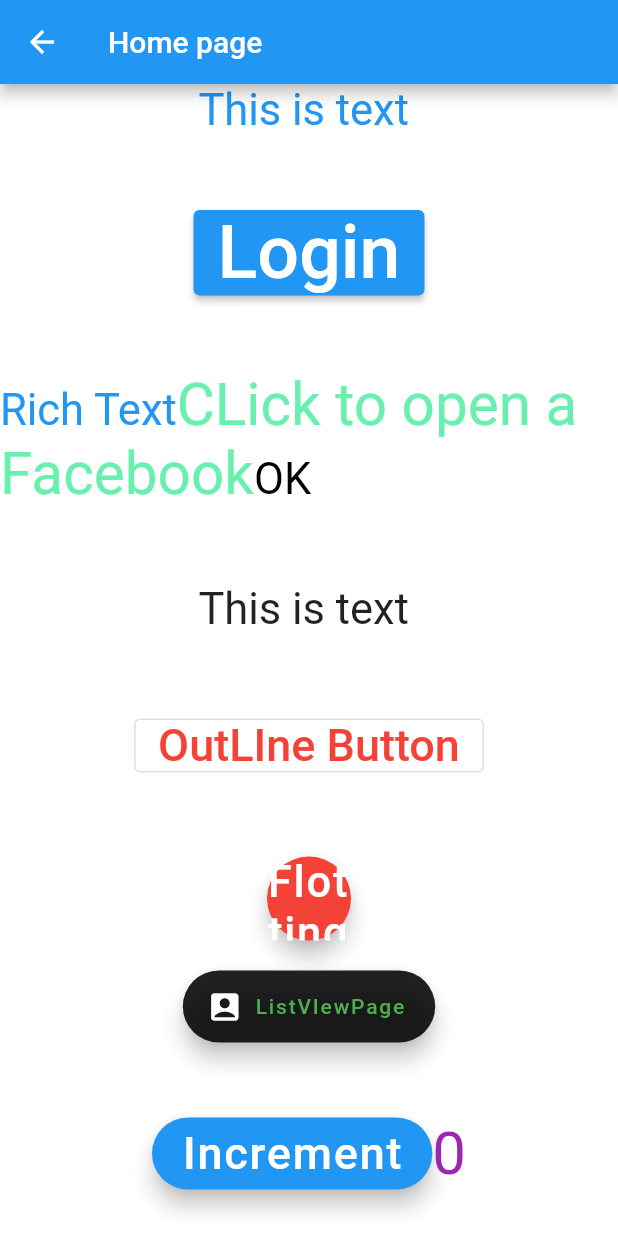
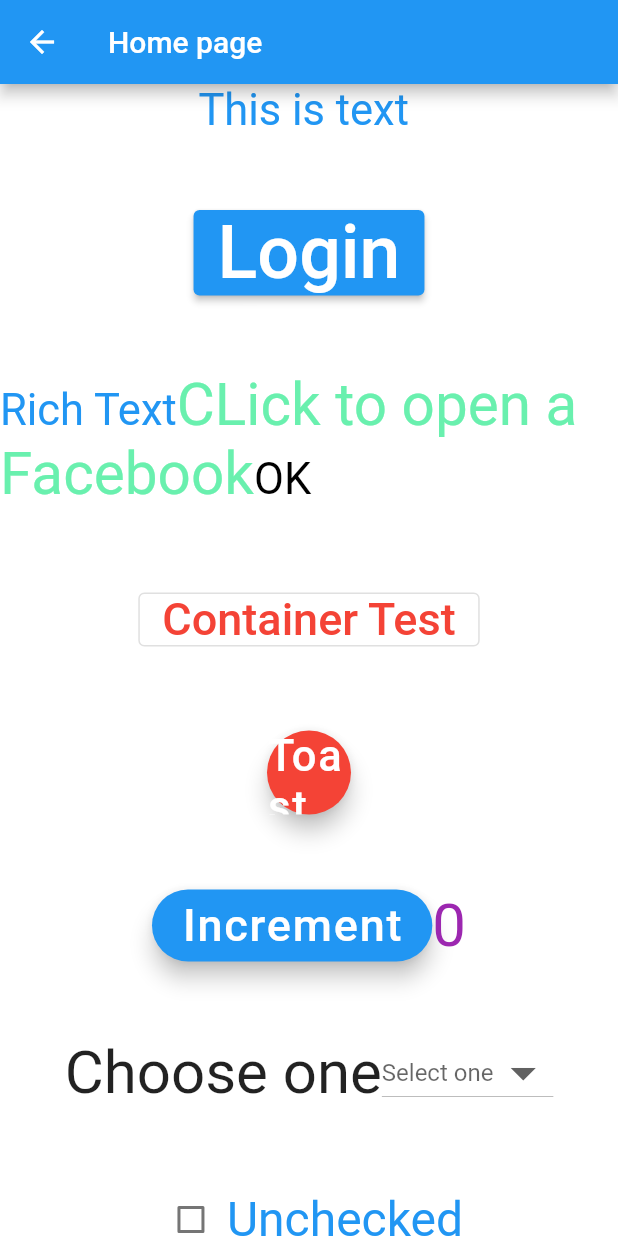
Before and after one commit to EmonSarkarr/BsicFlutterWidgets, a Flutter app: the screen it shows after launch, on a phone screen of 412 x 824 dp. Run offline on Flutter 3.47's test engine with Material 2 defaults, Android fonts, the phone set to English and light mode, and no system bars; our stand-ins replace fluttertoast; network calls fail.

Commit message:
simple changes

```diff
--- a/lib/db.dart
+++ b/lib/db.dart
@@ -4,8 +4,8 @@ final List<Student> StudentInformation = [
   Student(name: "Emon", id: 15-25-23, phoneNumber: "01723315828", address: "Dhanmondi", department: "CSE"),
   Student(name: "mon", id: 15-25-23, phoneNumber: "01716048324", address: "kolabagan", department: "BBA"),
   Student(name: "Emon", id: 15-25-23, phoneNumber: "01723315828", address: "Dhanmondi", department: "cse"),
-  Student(name: "nadi", id: 15-25-23, phoneNumber: "01723315828", address: "Dhanmondi", department: "EEE"),
-  Student(name: "Sarlar", id: 15-25-23, phoneNumber: "01723315828", address: "Dhanmondi", department: "cse"),
+  Student(name: "EMRAN", id: 15-25-23, phoneNumber: "01716048324", address: "KALABAGANN", department: "EEE"),
+  Student(name: "RIMON", id: 15-25-23, phoneNumber: "01723315828", address: "Dhanmondi", department: "cse"),
 ];
 
 class Student {
--- a/lib/pages/home.dart
+++ b/lib/pages/home.dart
@@ -5,6 +5,7 @@ import 'package:all_design/pages/list_view_check.dart';
 import 'package:all_design/pages/others_page.dart';
 import 'package:all_design/pages/sliver_app_bar.dart';
 import 'package:flutter/material.dart';
+import 'package:fluttertoast/fluttertoast.dart';
 
 class HomePage extends StatefulWidget {
   static const String routeName = "/";
@@ -26,9 +27,7 @@ class _HomePageState extends State<HomePage> {
 
   @override
   Widget build(BuildContext context) {
-    size = MediaQuery
-        .of(context)
-        .size;
+    size = MediaQuery.of(context).size;
     return Scaffold(
       backgroundColor: _switchValue == false ? Colors.white : Colors.black,
       appBar: AppBar(title: const Text('Home page')),
@@ -40,12 +39,12 @@ class _HomePageState extends State<HomePage> {
               "This is text ",
               style: TextStyle(fontSize: 29, color: Colors.blue),
             ),
-            SizedBox(height: 50),
+            const SizedBox(height: 50),
 
             //Evaluated button
             ElevatedButton(
-                onPressed: () =>
-                    Navigator.pushNamed(context, OthersPage.routeName,
+                onPressed: () => Navigator.pushNamed(
+                    context, OthersPage.routeName,
                     arguments: 'Sent Password =50'),
                 child: const Text(
                   "Login",
@@ -69,41 +68,39 @@ class _HomePageState extends State<HomePage> {
                       style: TextStyle(color: Colors.black, fontSize: 29))
                 ])),
 
-            SizedBox(height: 50),
-
-            const Text(
-              "This is text ",
-              style: TextStyle(fontSize: 29),
-            ),
-            SizedBox(height: 50),
+            const SizedBox(height: 50),
 
             OutlinedButton(
                 onPressed: () {
                   Navigator.pushNamed(context, ContainerTest.routeName);
                 },
-                child: const Text("OutLIne Button",
+                child: const Text("Container Test",
                     style: TextStyle(color: Colors.red, fontSize: 30))),
 
-            SizedBox(height: 50),
+            const SizedBox(height: 50),
 
             FloatingActionButton(
-              onPressed: () {},
+              onPressed: () {
+                try {
+                  Fluttertoast.showToast(
+                      msg: "This is Center Short Toast",
+                      toastLength: Toast.LENGTH_SHORT,
+                      gravity: ToastGravity.CENTER,
+                      timeInSecForIosWeb: 1,
                       backgroundColor: Colors.red,
-              child: const Text("Flotting",
+                      textColor: Colors.white,
+                      fontSize: 16.0);
+                } catch (e) {
+                  print(e);
+                  print("PROBLEM");
+                }
+                ;
+              },
+              backgroundColor: Colors.red,
+              child: const Text("Toast",
                   style: TextStyle(fontSize: 29, color: Colors.white)),
             ),
 
-            const SizedBox(height: 20),
-
-            //Flotting action button
-            FloatingActionButton.extended(
-              onPressed: () =>
-                  Navigator.pushNamed(context, ListViewPage.routeName,),
-              label: const Text("ListVIewPage",
-                  style: TextStyle(color: Colors.green)),
-              icon: const Icon(Icons.account_box_rounded),
-              backgroundColor: Colors.black87,
-            ),
             SizedBox(height: 50),
 
             Row(
@@ -224,12 +221,24 @@ class _HomePageState extends State<HomePage> {
 
             //GridView
             FloatingActionButton.extended(
-              onPressed: () =>
-                  Navigator.pushNamed(
+              onPressed: () => Navigator.pushNamed(
                 context,
                 GridViewPage.routeName,
               ),
               label: const Text("GridView Example",
+                  style: TextStyle(color: Colors.green)),
+              icon: const Icon(Icons.account_box_rounded),
+              backgroundColor: Colors.black87,
+            ),
+            const SizedBox(height: 20),
+
+            //Flotting action button
+            FloatingActionButton.extended(
+              onPressed: () => Navigator.pushNamed(
+                context,
+                ListViewPage.routeName,
+              ),
+              label: const Text("ListVIewPage",
                   style: TextStyle(color: Colors.green)),
               icon: const Icon(Icons.account_box_rounded),
               backgroundColor: Colors.black87,
@@ -239,8 +248,7 @@ class _HomePageState extends State<HomePage> {
 
             //Sliver appBar
             ElevatedButton(
-                onPressed: () =>
-                    Navigator.pushNamed(
+                onPressed: () => Navigator.pushNamed(
                       context,
                       SliverAppbar.routeName,
                     ),
@@ -252,8 +260,7 @@ class _HomePageState extends State<HomePage> {
 
             //sliderview appBar
             ElevatedButton(
-                onPressed: () =>
-                    Navigator.pushNamed(
+                onPressed: () => Navigator.pushNamed(
                       context,
                       IndicatorPage.routeName,
                     ),
@@ -269,6 +276,12 @@ class _HomePageState extends State<HomePage> {
             InkWell(
               onTap: () {
                 print("RELOAD container or button is pressrd");
+                Fluttertoast.showToast(
+                  msg: "THIS IS CUSTOM TOAST",
+                  backgroundColor: Colors.redAccent,
+                  textColor: Colors.white,
+
+                );
               },
               child: Container(
                 height: 300,
@@ -279,7 +292,7 @@ class _HomePageState extends State<HomePage> {
                     border: Border.all(color: Colors.black, width: 10),
                     color: Colors.blue,
                     borderRadius: BorderRadius.circular(20),
-                    image: DecorationImage(
+                    image: const DecorationImage(
                         fit: BoxFit.contain,
                         image: NetworkImage(
                           'https://cdn0.iconfinder.com/data/icons/glyphpack/41/refresh-512.png',
--- a/pubspec.yaml
+++ b/pubspec.yaml
@@ -36,6 +36,7 @@ dependencies:
   # The following adds the Cupertino Icons font to your application.
   # Use with the CupertinoIcons class for iOS style icons.
   cupertino_icons: ^1.0.2
+  fluttertoast: ^8.2.1
 
 dev_dependencies:
   flutter_test:
@@ -59,7 +60,7 @@ flutter:
   # the material Icons class.
   uses-material-design: true
   assets:
-    - lib/emon/logo.png
+    - lib/emon/
   #   - images/a_dot_ham.jpeg
 
   # An image asset can refer to one or more resolution-specific "variants", see
```
Also changed, not shown: lib/pages/container_test.dart (+5 -9 lines), lib/pages/splash_screen.dart (+4 -4 lines), lib/emon/leaves.png (added), lib/emon/nature_logo.png (added), pubspec.lock. Lines whose indentation alone changed are shown as unchanged.
